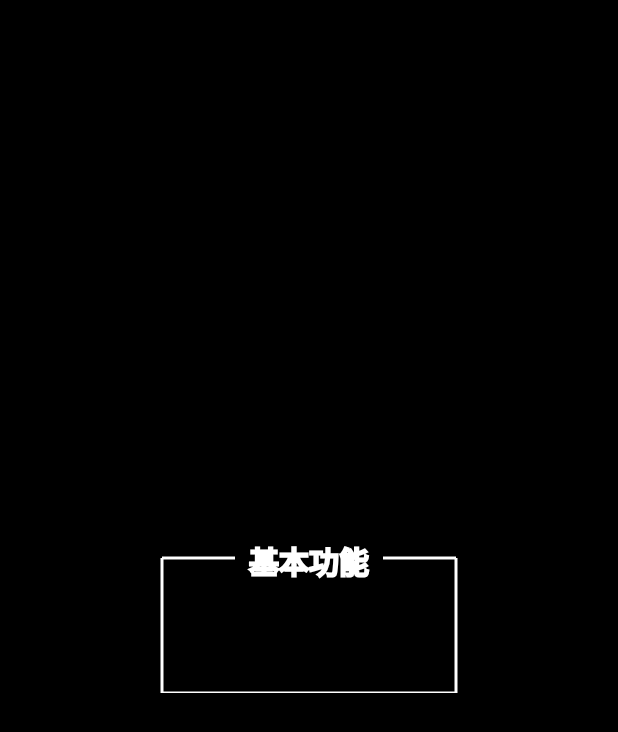
After one commit to xmaihh/custom-components, an Android app: the layout layout_rectangletextview.xml on its own in the app's theme, with its tools: preview values and no code run, on a phone screen of 412 x 824 dp. The commit adds this screen. Shown: the top 732 px of the screen. Run offline under Robolectric (Android 15) with nearby library versions, the phone set to English and light mode, and no system bars.

Commit message:
[custom-components] add RectangleTextView

```diff
--- a/app/build.gradle
+++ b/app/build.gradle
@@ -25,7 +25,7 @@ android {
 dependencies {
     implementation fileTree(dir: 'libs', include: ['*.jar'])
     implementation"org.jetbrains.kotlin:kotlin-stdlib-jdk7:$kotlin_version"
-    implementation 'com.android.support:appcompat-v7:28.0.0-alpha1'
+    implementation 'com.android.support:appcompat-v7:28.0.0'
     implementation 'com.android.support.constraint:constraint-layout:1.1.0'
     testImplementation 'junit:junit:4.12'
     androidTestImplementation 'com.android.support.test:runner:1.0.2'
--- a/app/src/main/AndroidManifest.xml
+++ b/app/src/main/AndroidManifest.xml
@@ -9,7 +9,7 @@
             android:roundIcon="@mipmap/ic_launcher_round"
             android:supportsRtl="true"
             android:theme="@style/AppTheme">
-        <activity android:name=".CRC8Calculator">
+        <activity android:name=".MainActivity">
             <intent-filter>
                 <action android:name="android.intent.action.MAIN"/>
 
--- /dev/null
+++ b/app/src/main/java/tp/custom_components/project/widget/RectangleTextView.java
@@ -0,0 +1,109 @@
+package tp.custom_components.project.widget;
+
+import android.content.Context;
+import android.content.res.TypedArray;
+import android.graphics.Canvas;
+import android.graphics.Color;
+import android.graphics.Paint;
+import android.graphics.Rect;
+import android.support.annotation.Nullable;
+import android.util.AttributeSet;
+import android.view.View;
+import tp.custom_components.R;
+
+/**
+ * 矩形Text
+ * +-------------------------------- This is Title ---------------------------+
+ * |                                                                          |
+ * |                                                                          |
+ * |                                                                          |
+ * |    +------+    +------+    +------+    +------+   +------+     +------+  |
+ * |    |      |    |      |    |      |    |      |   |      |     |      |  |
+ * |    |      |    |      |    |      |    |      |   |      |     |      |  |
+ * |    |      |    |      |    |      |    |      |   |      |     |      |  |
+ * |    +------+    +------+    +------+    +------+   +------+     +------+  |
+ * |                                                                          |
+ * |                                                                          |
+ * +--------------------------------------------------------------------------+
+ */
+
+
+public class RectangleTextView extends View {
+    private int mViewCenterX;   //view宽的中心点
+    private int mViewCenterY;   //view高的中心点
+    private int textSize = 36;
+    private int textColor = Color.parseColor("#FFFFFFFF");
+    private String text = "基础功能";
+    private int lineWidth = 1;
+    private int lineTextPadding = 20;
+    private int lineColor = Color.parseColor("#FFFFFFFF");
+    private Paint mPaint;
+
+    public RectangleTextView(Context context) {
+        this(context, null);
+    }
+
+    public RectangleTextView(Context context, @Nullable AttributeSet attrs) {
+        this(context, attrs, 0);
+    }
+
+    public RectangleTextView(Context context, @Nullable AttributeSet attrs, int defStyleAttr) {
+        super(context, attrs, defStyleAttr);
+        init(context, attrs);
+    }
+
+    void init(Context ctx, AttributeSet attrs) {
+        mPaint = new Paint();
+        mPaint.setStyle(Paint.Style.STROKE);
+        //获取自定义属性。
+        TypedArray ta = ctx.obtainStyledAttributes(attrs, R.styleable.RectangleTextView);
+        text = ta.getString(R.styleable.RectangleTextView_strText);
+        textSize = (int) ta.getDimension(R.styleable.RectangleTextView_strTextSize, 36);
+        textColor = ta.getColor(R.styleable.RectangleTextView_strTextColor, Color.parseColor("#FFFFFFFF"));
+        lineColor = ta.getColor(R.styleable.RectangleTextView_lineColor, Color.parseColor("#FFFFFFFF"));
+        lineWidth = (int) ta.getDimension(R.styleable.RectangleTextView_lineWidth, 2);
+        lineTextPadding = (int) ta.getDimension(R.styleable.RectangleTextView_lineTextPadding, 20);
+        ta.recycle();
+    }
+
+    @Override
+    protected void onLayout(boolean changed, int left, int top, int right, int bottom) {
+        super.onLayout(changed, left, top, right, bottom);
+        mViewCenterX = getMeasuredWidth() / 2;
+        mViewCenterY = getMeasuredHeight() / 2;
+    }
+
+    @Override
+    protected void onDraw(Canvas canvas) {
+        super.onDraw(canvas);
+        //写文字
+        mPaint.setColor(textColor);
+        mPaint.setTextSize(textSize); //以px为单位
+        mPaint.setTextAlign(Paint.Align.CENTER);
+
+//        //获取文字宽度
+//        int width = (int) mPaint.measureText(text);
+//
+//        //获取文字高度
+//        Paint.FontMetricsInt fm = mPaint.getFontMetricsInt();
+//        int top = fm.top;
+//        int bottom = fm.bottom;
+//        int height = bottom - top;
+
+        Rect rect = new Rect();
+        mPaint.getTextBounds(text, 0, text.length(), rect);
+        int w = Math.abs(rect.right - rect.left);
+        int h = Math.abs(rect.top - rect.bottom);
+
+        canvas.drawText(text, mViewCenterX, h, mPaint);
+
+        //画基线
+        mPaint.setColor(lineColor);
+        mPaint.setStrokeWidth(lineWidth);
+        canvas.drawLine(0 + lineWidth, h / 2, mViewCenterX - lineTextPadding - w / 2, h / 2, mPaint);  // 左--
+        canvas.drawLine(mViewCenterX + lineTextPadding + w / 2, h / 2, mViewCenterX * 2 - lineWidth, h / 2, mPaint);  // 右--
+        canvas.drawLine(0 + lineWidth, h / 2, 0 + lineWidth, h / 2 + mViewCenterY * 2, mPaint); // 左|
+        canvas.drawLine(mViewCenterX * 2 - lineWidth, h / 2, mViewCenterX * 2 - lineWidth, h / 2 + mViewCenterY * 2, mPaint);// 右 |
+        canvas.drawLine(0 + lineWidth, mViewCenterY * 2, mViewCenterX * 2 - lineWidth, mViewCenterY * 2, mPaint);// bottom --------
+    }
+}
--- /dev/null
+++ b/app/src/main/res/layout/layout_rectangletextview.xml
@@ -0,0 +1,25 @@
+<?xml version="1.0" encoding="utf-8"?>
+<android.support.constraint.ConstraintLayout
+        xmlns:android="http://schemas.android.com/apk/res/android"
+        xmlns:tools="http://schemas.android.com/tools"
+        xmlns:app="http://schemas.android.com/apk/res-auto"
+        android:layout_width="match_parent"
+        android:layout_height="match_parent"
+        android:background="@android:color/black"
+        tools:context=".MainActivity">
+
+    <tp.custom_components.project.widget.RectangleTextView
+            android:layout_width="200dp"
+            android:layout_height="100dp"
+            app:strText="基本功能"
+            app:strTextColor="@android:color/white"
+            app:strTextSize="20sp"
+            app:lineColor="@android:color/white"
+            app:lineWidth="2dp"
+            app:lineTextPadding="10dp"
+            app:layout_constraintBottom_toBottomOf="parent"
+            app:layout_constraintLeft_toLeftOf="parent"
+            app:layout_constraintRight_toRightOf="parent"
+            app:layout_constraintTop_toTopOf="parent"/>
+
+</android.support.constraint.ConstraintLayout>
--- a/app/src/main/res/values/attrs.xml
+++ b/app/src/main/res/values/attrs.xml
@@ -3,43 +3,43 @@
 
     <declare-styleable name="RegulatorView">
         <attr name="three_circle_radius" format="dimension"/>
-
         <attr name="first_circle_color" format="color"/>
         <attr name="second_circle_color" format="color"/>
         <attr name="secondcircle_shadow_color" format="color"/>
         <attr name="three_circle_color" format="color"/>
-
         <attr name="second_circle_width" format="dimension"/>
         <attr name="secondcircle_shadow_width" format="dimension"/>
         <attr name="three_circle_width" format="dimension"/>
         <attr name="gap1_width" format="dimension"/>
-
         <attr name="three_ring_angle" format="integer"/>
         <attr name="second_scale" format="float"/>
-
         <attr name="pointer_color" format="color"/>
         <attr name="pointer_scale" format="float"/>
         <attr name="pointer_width" format="dimension"/>
-
         <attr name="symbol" format="string"/>
         <attr name="center_title" format="string"/>
         <attr name="bottom_title" format="string"/>
-
         <attr name="symbol_color" format="color"/>
         <attr name="center_title_color" format="color"/>
         <attr name="bottom_title_color" format="color"/>
-
         <attr name="symbol_size" format="dimension"/>
         <attr name="center_title_size" format="dimension"/>
         <attr name="bottom_title_size" format="dimension"/>
-
         <attr name="bottomcenter_gap" format="dimension"/>
         <attr name="symbolcenter_gap" format="dimension"/>
         <attr name="symbolmovetop_gap" format="dimension"/>
-
         <attr name="backlight_durtion" format="integer"/>
         <attr name="isopen_backlightanim" format="boolean"/>
         <attr name="is_forbid_slide" format="boolean"/>
     </declare-styleable>
 
+    <declare-styleable name="RectangleTextView">
+        <attr name="strText" format="string"></attr>
+        <attr name="strTextSize" format="dimension"></attr>
+        <attr name="strTextColor" format="color"></attr>
+        <attr name="lineColor" format="color"></attr>
+        <attr name="lineWidth" format="dimension"></attr>
+        <attr name="lineTextPadding" format="dimension"></attr>
+    </declare-styleable>
+
 </resources>
--- a/build.gradle
+++ b/build.gradle
@@ -1,15 +1,14 @@
 // Top-level build file where you can add configuration options common to all sub-projects/modules.
 
 buildscript {
-    ext.kotlin_version = '1.2.71'
+    ext.kotlin_version = '1.3.30'
     repositories {
         google()
         jcenter()
     }
     dependencies {
-        classpath 'com.android.tools.build:gradle:3.2.1'
+        classpath 'com.android.tools.build:gradle:3.4.0'
         classpath "org.jetbrains.kotlin:kotlin-gradle-plugin:$kotlin_version"
-
         // NOTE: Do not place your application dependencies here; they belong
         // in the individual module build.gradle files
     }
```
Also changed, not shown: gradle/wrapper/gradle-wrapper.properties, 1 other file.
